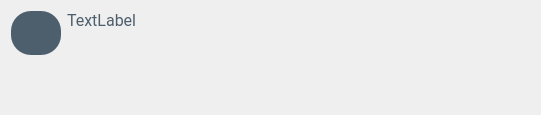
The window that ebreszto-alkalmazas/ui_files/roboto_chat.ui (friskodomi/ebreszto-alkalmazas-UIUX) describes before a commit, drawn with Qt 5.
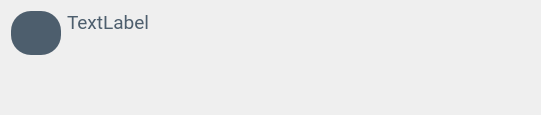
The same window after the commit. Icons and pictures are not drawn.

Patch:
```diff
--- a/ebreszto-alkalmazas/ui_files/roboto_chat.ui
+++ b/ebreszto-alkalmazas/ui_files/roboto_chat.ui
@@ -25,7 +25,7 @@
      <property name="font">
       <font>
        <family>Roboto</family>
-       <pointsize>12</pointsize>
+       <pointsize>14</pointsize>
       </font>
      </property>
      <property name="styleSheet">
```
